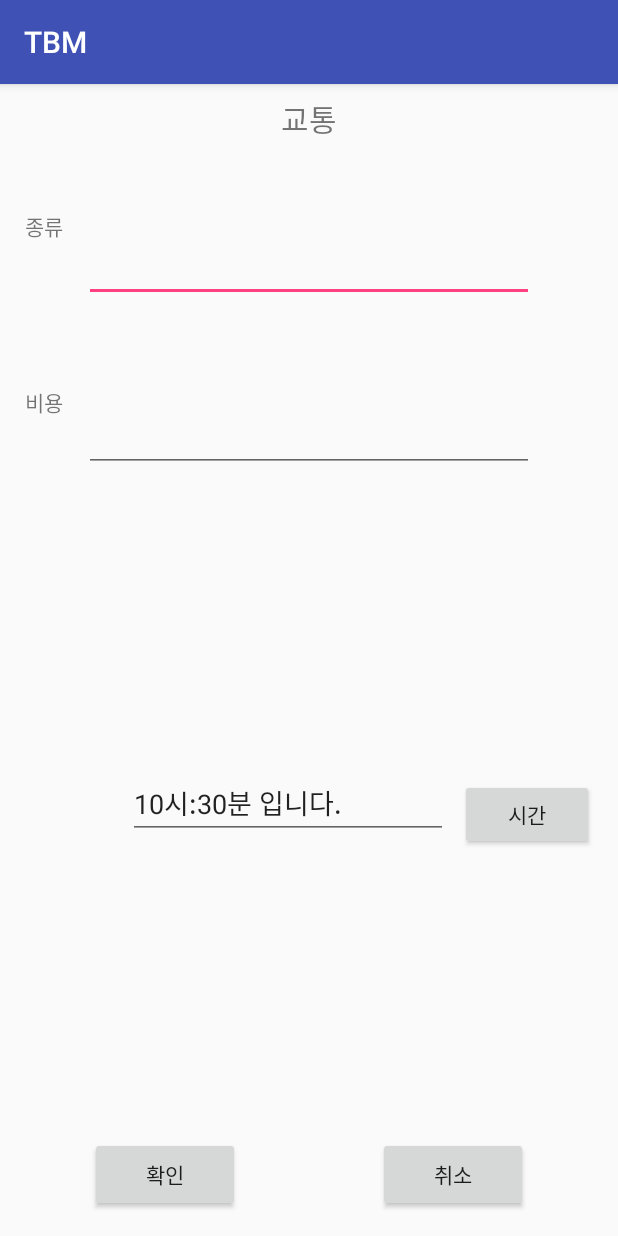
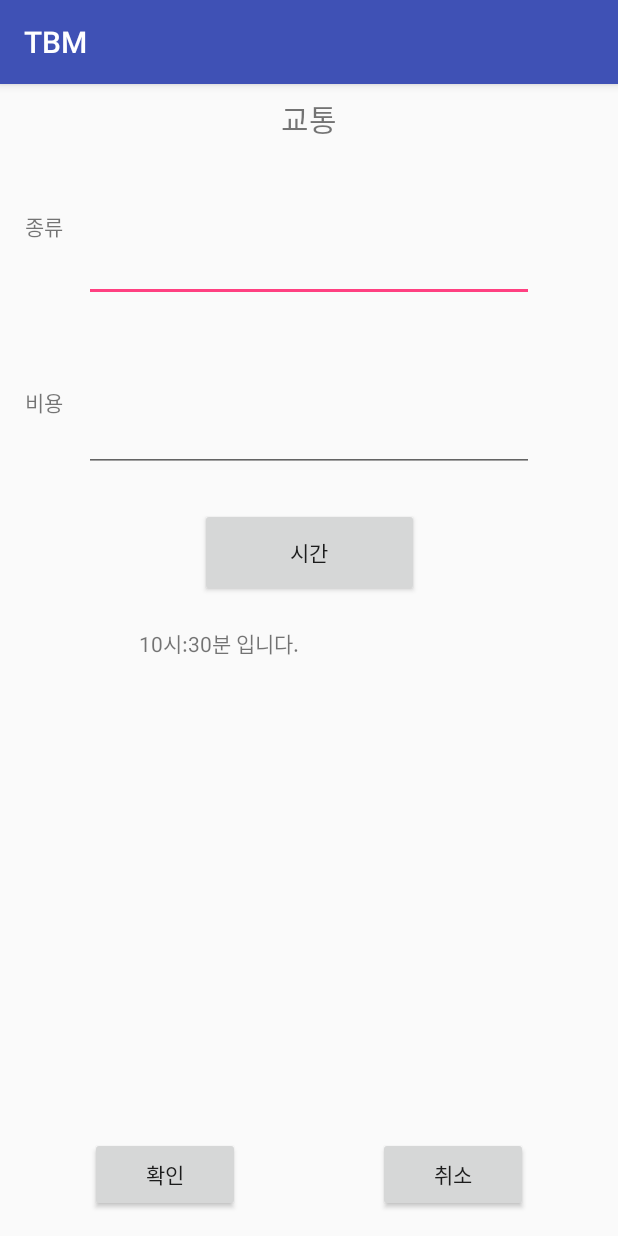
Before and after one commit to tjsgod4020/-Really_Project, an Android app: the TrafficActivity screen opened directly, with no data from a screen before it, on a phone screen of 412 x 824 dp. Run offline under Robolectric (Android 15) with nearby library versions, the phone set to English and light mode, and no system bars.

```diff
--- a/TBM/app/build.gradle
+++ b/TBM/app/build.gradle
@@ -19,8 +19,10 @@ android {
 }
 
 dependencies {
+    implementation 'com.google.firebase:firebase-database:16.0.1'
     implementation fileTree(dir: 'libs', include: ['*.jar'])
     implementation 'com.android.support:appcompat-v7:27.1.1'
+    implementation 'com.android.support:design:27.1.1'
     implementation 'com.android.support.constraint:constraint-layout:1.1.0'
     testImplementation 'junit:junit:4.12'
     androidTestImplementation 'com.android.support.test:runner:1.0.2'
--- a/TBM/app/src/main/res/layout/activity_traffic.xml
+++ b/TBM/app/src/main/res/layout/activity_traffic.xml
@@ -95,33 +95,28 @@
 
     <Button
         android:id="@+id/editText_TRtime"
-        android:layout_width="89dp"
-        android:layout_height="47dp"
-        android:layout_marginBottom="8dp"
-        android:layout_marginEnd="16dp"
-        android:layout_marginTop="8dp"
+        android:layout_width="146dp"
+        android:layout_height="59dp"
+        android:layout_marginEnd="8dp"
+        android:layout_marginStart="8dp"
+        android:layout_marginTop="24dp"
         android:onClick="timeSet"
         android:text="시간"
-        app:layout_constraintBottom_toTopOf="@+id/button_TRc"
         app:layout_constraintEnd_toEndOf="parent"
-        app:layout_constraintTop_toBottomOf="@+id/editText_TRmoney"
-        app:layout_constraintVertical_bias="0.518" />
-
-    <EditText
-        android:id="@+id/textView_TRtime"
-        android:layout_width="213dp"
-        android:layout_height="45dp"
-        android:layout_marginBottom="8dp"
-        android:layout_marginEnd="8dp"
-        android:layout_marginStart="8dp"
-        android:layout_marginTop="8dp"
-        android:ems="10"
-        android:inputType="textPersonName"
-        android:text="시간을 입력해 주세요."
-        app:layout_constraintBottom_toTopOf="@+id/button_TRs"
-        app:layout_constraintEnd_toStartOf="@+id/editText_TRtime"
-        app:layout_constraintHorizontal_bias="1.0"
         app:layout_constraintStart_toStartOf="parent"
         app:layout_constraintTop_toBottomOf="@+id/editText_TRmoney" />
 
+    <TextView
+        android:id="@+id/textView_TRtime"
+        android:layout_width="227dp"
+        android:layout_height="30dp"
+        android:layout_marginEnd="8dp"
+        android:layout_marginStart="8dp"
+        android:layout_marginTop="20dp"
+        android:text="시간을 선택해주세요."
+        app:layout_constraintEnd_toEndOf="parent"
+        app:layout_constraintHorizontal_bias="0.503"
+        app:layout_constraintStart_toStartOf="parent"
+        app:layout_constraintTop_toBottomOf="@+id/editText_TRtime" />
+
 </android.support.constraint.ConstraintLayout>
```
Also changed, not shown: TBM/app/src/main/java/com/example/sun/tbm/InnActivity.java (+22 -0 lines), TBM/app/src/main/java/com/example/sun/tbm/NewCreateActivity.java (+21 -0 lines), TBM/app/src/main/java/com/example/sun/tbm/newInn.java (added, +21 -0 lines), TBM/app/src/main/java/com/example/sun/tbm/newLeisure.java (added, +17 -0 lines), TBM/app/src/main/java/com/example/sun/tbm/newOther.java (added, +17 -0 lines), TBM/app/src/main/java/com/example/sun/tbm/newTraffic.java (added, +19 -0 lines), TBM/app/src/main/java/com/example/sun/tbm/newTrip.java (added, +23 -0 lines), TBM/app/src/main/java/com/example/sun/tbm/MainActivity.java (indentation only).
